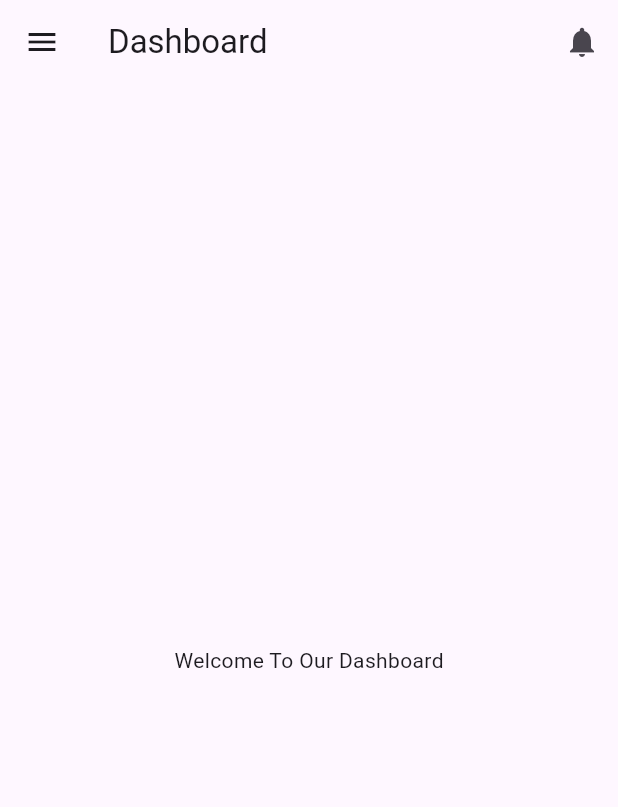
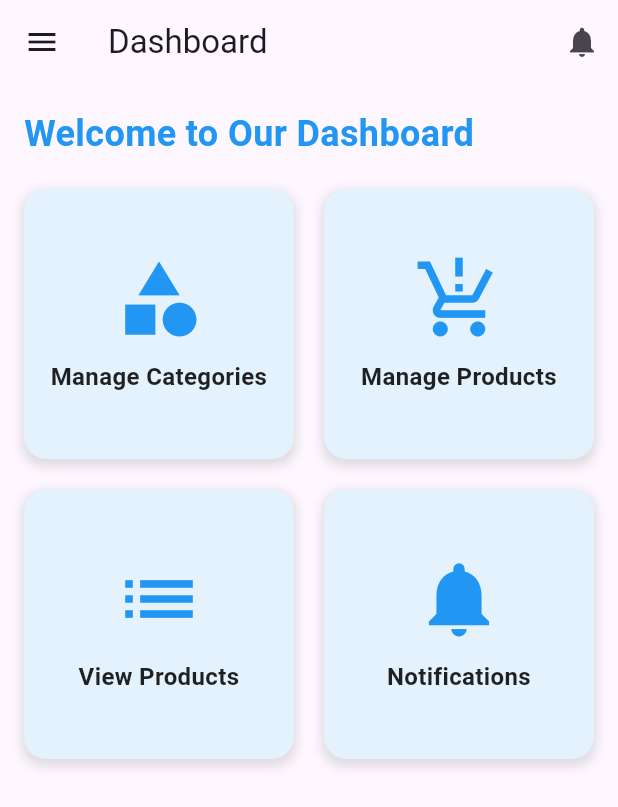
Before and after one commit to Zakaiikar/SmartIotInventory_App, a Flutter app: the Dashboard screen opened directly, on a phone screen of 412 x 824 dp. Shown: the top 807 px of the screen. Run offline on Flutter 3.47's test engine with Material 3 defaults, Android fonts, the phone set to English and light mode, and no system bars; our stand-ins replace cloud_firestore, firebase_auth, firebase_core; accounts and stored records are empty.

```diff
--- a/lib/main.dart
+++ b/lib/main.dart
@@ -1,6 +1,9 @@
 import 'package:flutter/material.dart';
 import 'package:firebase_core/firebase_core.dart';
+import 'package:smartinventory/pages/Login.dart';
 import 'package:smartinventory/pages/SignUp.dart';
+import 'package:smartinventory/pages/category.dart';
+import 'package:smartinventory/pages/product.dart';
 import 'firebase_options.dart'; // Ensure this path is correct
 
 void main() async {
@@ -21,7 +24,7 @@ class MyApp extends StatelessWidget {
         colorScheme: ColorScheme.fromSeed(seedColor: Colors.deepPurple),
         useMaterial3: true,
       ),
-      home: const Signup(), // Set Signup as the home screen
+      home: Login(), // Set Signup as the home screen
     );
   }
 }
--- a/lib/pages/Dashboard.dart
+++ b/lib/pages/Dashboard.dart
@@ -1,4 +1,7 @@
 import 'package:flutter/material.dart';
+import 'package:smartinventory/pages/ProductList.dart';
+import 'package:smartinventory/pages/category.dart';
+import 'package:smartinventory/pages/product.dart';
 
 class Dashboard extends StatelessWidget {
   const Dashboard({super.key});
@@ -9,11 +12,9 @@ class Dashboard extends StatelessWidget {
       appBar: AppBar(
         title: Text("Dashboard"),
         actions: [
-          // Notification Icon
           IconButton(
             icon: Icon(Icons.notifications),
             onPressed: () {
-              // Handle notification icon press
               ScaffoldMessenger.of(context).showSnackBar(
                 SnackBar(content: Text('Notifications Clicked!')),
               );
@@ -26,66 +27,122 @@ class Dashboard extends StatelessWidget {
           padding: EdgeInsets.zero,
           children: [
             DrawerHeader(
-              decoration: BoxDecoration(
-                color: Colors.blue,
-              ),
+              decoration: BoxDecoration(color: Colors.blue),
               child: Text(
                 'Menu',
-                style: TextStyle(
-                  color: Colors.white,
-                  fontSize: 24,
-                ),
+                style: TextStyle(color: Colors.white, fontSize: 24),
               ),
             ),
             ListTile(
               leading: Icon(Icons.add),
-              title: Text('Add Item'),
+              title: Text('Add Category'),
               onTap: () {
-                // Navigate to Add Item page
-                Navigator.push(
-                  context,
-                  MaterialPageRoute(builder: (context) => AddItemPage()),
-                );
+                Navigator.push(context, MaterialPageRoute(builder: (context) => Category()));
+              },
+            ),
+            ListTile(
+              leading: Icon(Icons.add_box),
+              title: Text('Add Products'),
+              onTap: () {
+                Navigator.push(context, MaterialPageRoute(builder: (context) => Product()));
               },
             ),
             ListTile(
               leading: Icon(Icons.view_list),
-              title: Text('View Products'),
+              title: Text('Product List'),
               onTap: () {
-                // Navigate to View Products page
-                Navigator.push(
-                  context,
-                  MaterialPageRoute(builder: (context) => ProductsPage()),
-                );
+                Navigator.push(context, MaterialPageRoute(builder: (context) => ProductList()));
               },
             ),
           ],
         ),
       ),
-      body: Center(
-        child: Text("Welcome To Our Dashboard"),
+      body: Padding(
+        padding: const EdgeInsets.all(16.0),
+        child: Column(
+          crossAxisAlignment: CrossAxisAlignment.start,
+          children: [
+            Text(
+              "Welcome to Our Dashboard",
+              style: TextStyle(fontSize: 24, fontWeight: FontWeight.bold, color: Colors.blue),
+            ),
+            SizedBox(height: 20),
+            Expanded(
+              child: GridView.count(
+                crossAxisCount: 2,
+                crossAxisSpacing: 20,
+                mainAxisSpacing: 20,
+                children: [
+                  _buildIconTile(
+                    context,
+                    Icons.category,
+                    'Manage Categories',
+                    () {
+                      Navigator.push(context, MaterialPageRoute(builder: (context) => Category()));
+                    },
+                  ),
+                  _buildIconTile(
+                    context,
+                    Icons.production_quantity_limits,
+                    'Manage Products',
+                    () {
+                      Navigator.push(context, MaterialPageRoute(builder: (context) => Product()));
+                    },
+                  ),
+                  _buildIconTile(
+                    context,
+                    Icons.list,
+                    'View Products',
+                    () {
+                      Navigator.push(context, MaterialPageRoute(builder: (context) => ProductList()));
+                    },
+                  ),
+                  _buildIconTile(
+                    context,
+                    Icons.notifications,
+                    'Notifications',
+                    () {
+                      // Handle notifications
+                    },
+                  ),
+                ],
+              ),
+            ),
+          ],
+        ),
+      ),
+    );
+  }
+
+  Widget _buildIconTile(BuildContext context, IconData icon, String title, VoidCallback onTap) {
+    return GestureDetector(
+      onTap: onTap,
+      child: Container(
+        decoration: BoxDecoration(
+          color: Colors.blue[50],
+          borderRadius: BorderRadius.circular(15),
+          boxShadow: [
+            BoxShadow(
+              color: Colors.grey.withOpacity(0.3),
+              spreadRadius: 2,
+              blurRadius: 5,
+              offset: Offset(0, 3), // changes position of shadow
+            ),
+          ],
+        ),
+        child: Column(
+          mainAxisAlignment: MainAxisAlignment.center,
+          children: [
+            Icon(icon, size: 60, color: Colors.blue),
+            SizedBox(height: 10),
+            Text(
+              title,
+              style: TextStyle(fontSize: 16, fontWeight: FontWeight.bold, color: Colors.black87),
+              textAlign: TextAlign.center,
+            ),
+          ],
+        ),
       ),
     );
   }
 }
-
-// Dummy pages for navigation
-class AddItemPage extends StatelessWidget {
-  @override
-  Widget build(BuildContext context) {
-    return Scaffold(
-      appBar: AppBar(title: Text("Add Item")),
-      body: Center(child: Text("Add Item Form")),
-    );
-  }
-}
-
-class ProductsPage extends StatelessWidget {
-  @override
-  Widget build(BuildContext context) {
-    return Scaffold(
-      appBar: AppBar(title: Text("Products")),
-      body: Center(child: Text("List of Products")),
-    );
-  }
-}
```
Also changed, not shown: lib/pages/ProductList.dart (added, +113 -0 lines), lib/pages/category.dart (added, +139 -0 lines), lib/pages/product.dart (added, +166 -0 lines), pubspec.yaml (+1 -23 lines), pubspec.lock, 126 other files.
